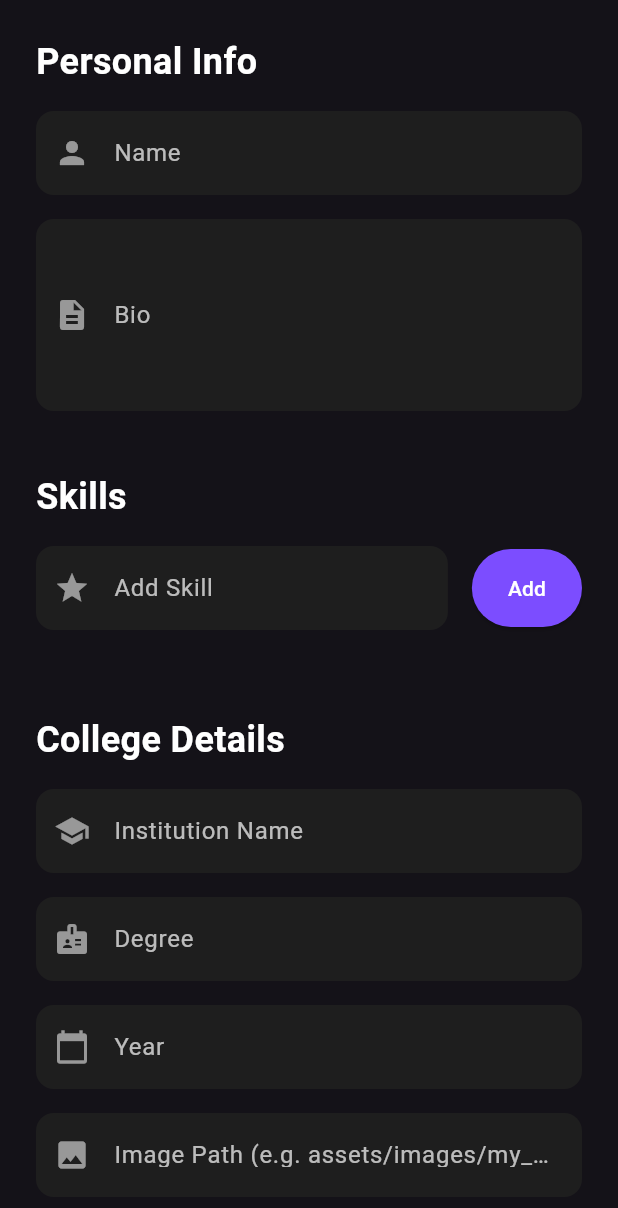
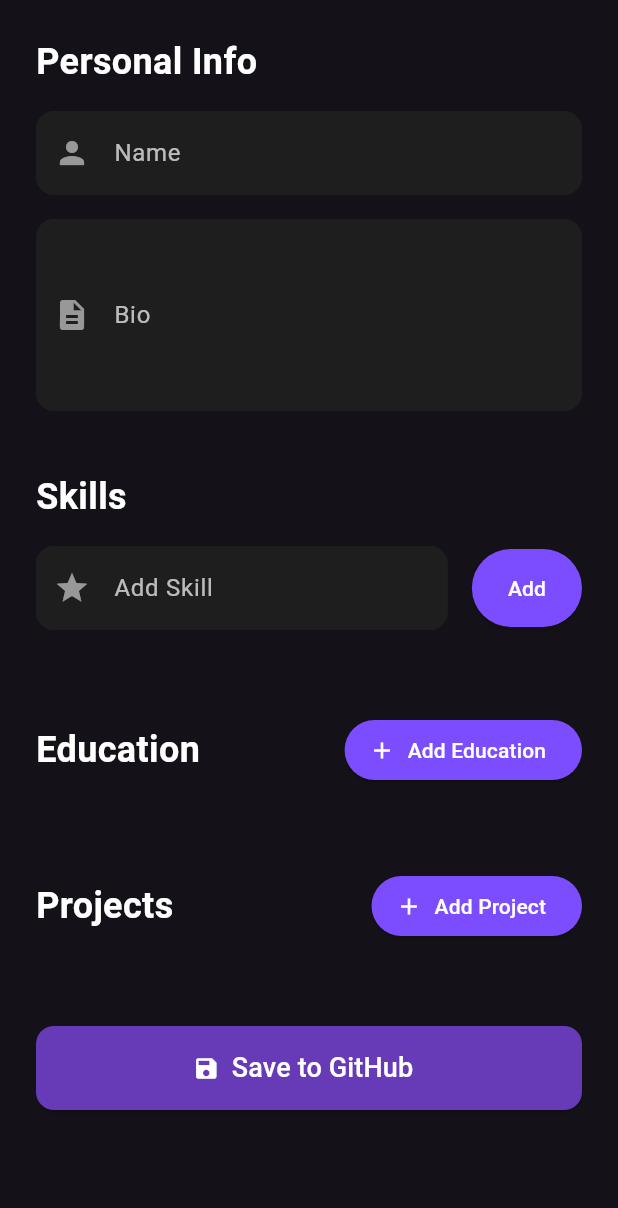
Before and after one commit to sanjaytamilan0/Portfolio_ftr, a Flutter app: the _EditorForm widget shown alone on an empty page, opened directly with empty values, on a phone screen of 412 x 824 dp. Shown: the top 1208 px of the screen. Run offline on Flutter 3.47's test engine with Material 3 defaults, Android fonts, the phone set to English and light mode, and no system bars; our stand-ins replace flutter_animate, flutter_riverpod; network calls fail.

Commit message:
Refactor: Support multiple education items

```diff
--- a/database.json
+++ b/database.json
@@ -15,12 +15,14 @@
     "Riverpod",
     "GetX"
   ],
-  "collegeDetails": {
-    "institution": "Kamarajar Government Arts College, Surandai, Tenkasi",
-    "degree": "Msc - Computer Science",
-    "year": "2021 - 2023",
-    "imagePath": "assets/images/my_collage.jpg"
-  },
+  "education": [
+    {
+      "institution": "Kamarajar Government Arts College, Surandai, Tenkasi",
+      "degree": "Msc - Computer Science",
+      "year": "2021 - 2023",
+      "imagePath": "assets/images/my_collage.jpg"
+    }
+  ],
   "projects": [
     {
       "title": "Snapper",
--- a/lib/models/portfolio_data.dart
+++ b/lib/models/portfolio_data.dart
@@ -2,14 +2,14 @@ class PortfolioData {
   final String name;
   final String bio;
   final List<String> skills;
-  final CollegeDetails? collegeDetails;
+  final List<CollegeDetails> education;
   final List<Project> projects;
 
   PortfolioData({
     required this.name,
     required this.bio,
     required this.skills,
-    this.collegeDetails,
+    required this.education,
     required this.projects,
   });
 
@@ -18,7 +18,10 @@ class PortfolioData {
       name: json['name'] ?? '',
       bio: json['bio'] ?? '',
       skills: json['skills'] != null ? List<String>.from(json['skills']) : [],
-      collegeDetails: json['collegeDetails'] != null ? CollegeDetails.fromJson(json['collegeDetails']) : null,
+      education: (json['education'] as List<dynamic>?)
+              ?.map((e) => CollegeDetails.fromJson(e as Map<String, dynamic>))
+              .toList() ??
+          [],
       projects: (json['projects'] as List<dynamic>?)
               ?.map((e) => Project.fromJson(e as Map<String, dynamic>))
               .toList() ??
@@ -31,7 +34,7 @@ class PortfolioData {
       'name': name,
       'bio': bio,
       'skills': skills,
-      'collegeDetails': collegeDetails?.toJson(),
+      'education': education.map((e) => e.toJson()).toList(),
       'projects': projects.map((e) => e.toJson()).toList(),
     };
   }
@@ -40,14 +43,14 @@ class PortfolioData {
     String? name,
     String? bio,
     List<String>? skills,
-    CollegeDetails? collegeDetails,
+    List<CollegeDetails>? education,
     List<Project>? projects,
   }) {
     return PortfolioData(
       name: name ?? this.name,
       bio: bio ?? this.bio,
       skills: skills ?? this.skills,
-      collegeDetails: collegeDetails ?? this.collegeDetails,
+      education: education ?? this.education,
       projects: projects ?? this.projects,
     );
   }
--- a/lib/screens/android/editor_dashboard.dart
+++ b/lib/screens/android/editor_dashboard.dart
@@ -45,10 +45,8 @@ class _EditorFormState extends ConsumerState<_EditorForm> {
   late TextEditingController _nameController;
   late TextEditingController _bioController;
   late TextEditingController _skillController;
-  late TextEditingController _collegeInstitutionController;
-  late TextEditingController _collegeDegreeController;
-  late TextEditingController _collegeYearController;
-  late TextEditingController _collegeImageController;
+  late TextEditingController _skillController;
+  late List<CollegeDetails> _education;
   late List<String> _skills;
   late List<Project> _projects;
   bool _isSaving = false;
@@ -59,10 +57,7 @@ class _EditorFormState extends ConsumerState<_EditorForm> {
     _nameController = TextEditingController(text: widget.data.name);
     _bioController = TextEditingController(text: widget.data.bio);
     _skillController = TextEditingController();
-    _collegeInstitutionController = TextEditingController(text: widget.data.collegeDetails?.institution ?? '');
-    _collegeDegreeController = TextEditingController(text: widget.data.collegeDetails?.degree ?? '');
-    _collegeYearController = TextEditingController(text: widget.data.collegeDetails?.year ?? '');
-    _collegeImageController = TextEditingController(text: widget.data.collegeDetails?.imagePath ?? 'assets/images/my_collage.jpg');
+    _education = List.from(widget.data.education);
     _skills = List.from(widget.data.skills);
     _projects = List.from(widget.data.projects);
   }
@@ -72,10 +67,6 @@ class _EditorFormState extends ConsumerState<_EditorForm> {
     _nameController.dispose();
     _bioController.dispose();
     _skillController.dispose();
-    _collegeInstitutionController.dispose();
-    _collegeDegreeController.dispose();
-    _collegeYearController.dispose();
-    _collegeImageController.dispose();
     super.dispose();
   }
 
@@ -88,12 +79,7 @@ class _EditorFormState extends ConsumerState<_EditorForm> {
       name: _nameController.text,
       bio: _bioController.text,
       skills: _skills,
-      collegeDetails: CollegeDetails(
-        institution: _collegeInstitutionController.text,
-        degree: _collegeDegreeController.text,
-        year: _collegeYearController.text,
-        imagePath: _collegeImageController.text,
-      ),
+      education: _education,
       projects: _projects,
     );
 
@@ -122,6 +108,18 @@ class _EditorFormState extends ConsumerState<_EditorForm> {
         });
       }
     }
+  }
+
+  void _addEducation() {
+    setState(() {
+      _education.add(CollegeDetails(institution: 'New College', degree: '', year: '', imagePath: 'assets/images/my_collage.jpg'));
+    });
+  }
+
+  void _removeEducation(int index) {
+    setState(() {
+      _education.removeAt(index);
+    });
   }
 
   void _addProject() {
@@ -211,31 +209,87 @@ class _EditorFormState extends ConsumerState<_EditorForm> {
               }).toList(),
             ),
             const SizedBox(height: 40),
-            const Text('College Details', style: TextStyle(fontSize: 24, fontWeight: FontWeight.bold, color: Colors.white)),
+            Row(
+              mainAxisAlignment: MainAxisAlignment.spaceBetween,
+              children: [
+                const Text('Education', style: TextStyle(fontSize: 24, fontWeight: FontWeight.bold, color: Colors.white)),
+                ElevatedButton.icon(
+                  onPressed: _addEducation,
+                  icon: const Icon(Icons.add),
+                  label: const Text('Add Education'),
+                  style: ElevatedButton.styleFrom(
+                    backgroundColor: Colors.deepPurpleAccent,
+                    foregroundColor: Colors.white,
+                  ),
+                ),
+              ],
+            ),
             const SizedBox(height: 16),
-            _buildTextField(
-              controller: _collegeInstitutionController,
+            ..._education.asMap().entries.map((entry) {
+              final index = entry.key;
+              final edu = entry.value;
+              return Card(
+                color: const Color(0xFF1E1E1E),
+                elevation: 4,
+                margin: const EdgeInsets.symmetric(vertical: 12),
+                shape: RoundedRectangleBorder(borderRadius: BorderRadius.circular(16)),
+                child: Padding(
+                  padding: const EdgeInsets.all(20.0),
+                  child: Column(
+                    crossAxisAlignment: CrossAxisAlignment.start,
+                    children: [
+                      Row(
+                        children: [
+                          Expanded(
+                            child: _buildTextFormField(
+                              initialValue: edu.institution,
                               label: 'Institution Name',
                               icon: Icons.school,
+                              onChanged: (val) {
+                                _education[index] = edu.copyWith(institution: val);
+                              },
+                            ),
+                          ),
+                          const SizedBox(width: 16),
+                          IconButton(
+                            icon: const Icon(Icons.delete_outline, color: Colors.redAccent),
+                            onPressed: () => _removeEducation(index),
+                            tooltip: 'Delete Education',
+                          ),
+                        ],
                       ),
                       const SizedBox(height: 16),
-            _buildTextField(
-              controller: _collegeDegreeController,
+                      _buildTextFormField(
+                        initialValue: edu.degree,
                         label: 'Degree',
                         icon: Icons.badge,
+                        onChanged: (val) {
+                          _education[index] = edu.copyWith(degree: val);
+                        },
                       ),
                       const SizedBox(height: 16),
-            _buildTextField(
-              controller: _collegeYearController,
+                      _buildTextFormField(
+                        initialValue: edu.year,
                         label: 'Year',
                         icon: Icons.calendar_today,
+                        onChanged: (val) {
+                          _education[index] = edu.copyWith(year: val);
+                        },
                       ),
                       const SizedBox(height: 16),
-            _buildTextField(
-              controller: _collegeImageController,
+                      _buildTextFormField(
+                        initialValue: edu.imagePath,
                         label: 'Image Path (e.g. assets/images/my_collage.jpg)',
                         icon: Icons.image,
+                        onChanged: (val) {
+                          _education[index] = edu.copyWith(imagePath: val);
+                        },
                       ),
+                    ],
+                  ),
+                ),
+              );
+            }),
             const SizedBox(height: 40),
             Row(
               mainAxisAlignment: MainAxisAlignment.spaceBetween,
--- a/lib/screens/web/portfolio_screen.dart
+++ b/lib/screens/web/portfolio_screen.dart
@@ -91,7 +91,7 @@ class _PortfolioContent extends StatelessWidget {
                 _SkillMarquee(skills: data.skills).animate().fade(delay: 600.ms, duration: 600.ms),
               ],
 
-              if (data.collegeDetails != null && data.collegeDetails!.institution.isNotEmpty) ...[
+              if (data.education.isNotEmpty) ...[
                 const SizedBox(height: 40),
                 Center(
                   child: const Text(
@@ -100,7 +100,9 @@ class _PortfolioContent extends StatelessWidget {
                   ).animate().fade(delay: 650.ms, duration: 600.ms),
                 ),
                 const SizedBox(height: 20),
-                Container(
+                ...data.education.map((edu) => Padding(
+                  padding: const EdgeInsets.only(bottom: 16),
+                  child: Container(
                     padding: const EdgeInsets.all(24),
                     decoration: BoxDecoration(
                       color: const Color(0xFF1E1E1E),
@@ -111,7 +113,7 @@ class _PortfolioContent extends StatelessWidget {
                         ClipRRect(
                           borderRadius: BorderRadius.circular(8),
                           child: Image.asset(
-                          data.collegeDetails!.imagePath,
+                            edu.imagePath,
                             width: 100,
                             height: 100,
                             fit: BoxFit.cover,
@@ -124,17 +126,17 @@ class _PortfolioContent extends StatelessWidget {
                             crossAxisAlignment: CrossAxisAlignment.start,
                             children: [
                               Text(
-                              data.collegeDetails!.institution,
+                                edu.institution,
                                 style: const TextStyle(fontSize: 22, fontWeight: FontWeight.bold, color: Colors.white),
                               ),
                               const SizedBox(height: 8),
                               Text(
-                              data.collegeDetails!.degree,
+                                edu.degree,
                                 style: const TextStyle(fontSize: 18, color: Colors.deepPurpleAccent),
                               ),
                               const SizedBox(height: 4),
                               Text(
-                              data.collegeDetails!.year,
+                                edu.year,
                                 style: const TextStyle(fontSize: 16, color: Colors.white70),
                               ),
                             ],
@@ -142,7 +144,8 @@ class _PortfolioContent extends StatelessWidget {
                         ),
                       ],
                     ),
-                ).animate().fade(delay: 700.ms, duration: 600.ms).slideY(begin: 0.1),
+                  ),
+                )).toList().animate().fade(delay: 700.ms, duration: 600.ms).slideY(begin: 0.1),
               ],
 
               const SizedBox(height: 40),
```
Lines whose indentation alone changed are shown as unchanged.
